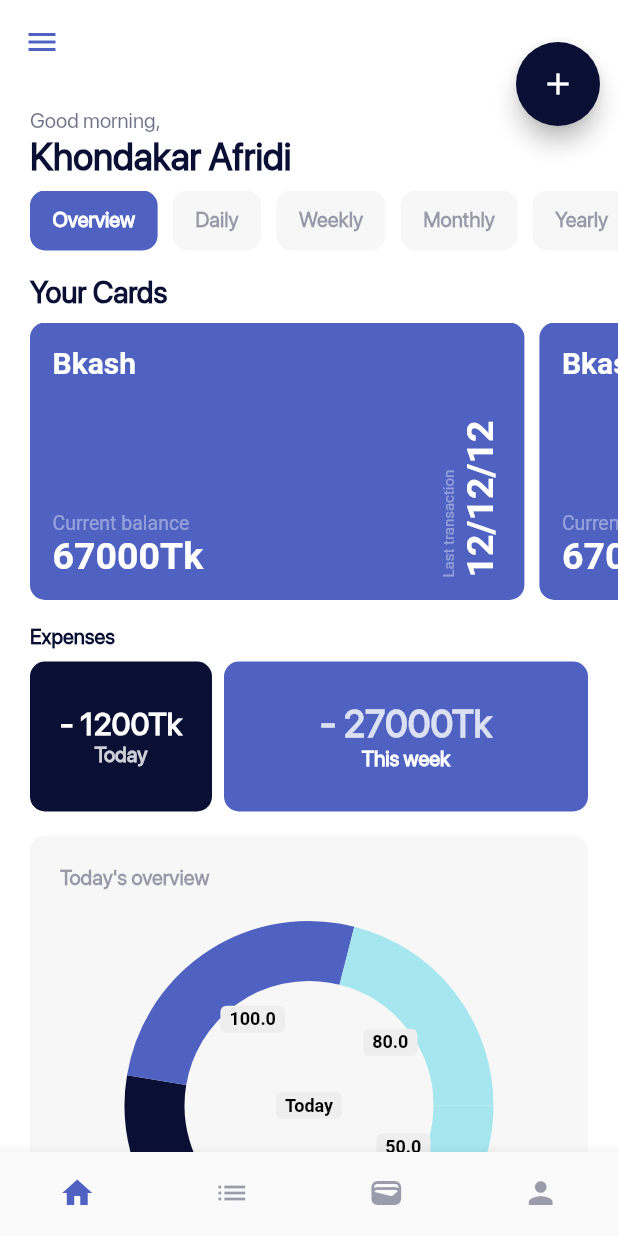
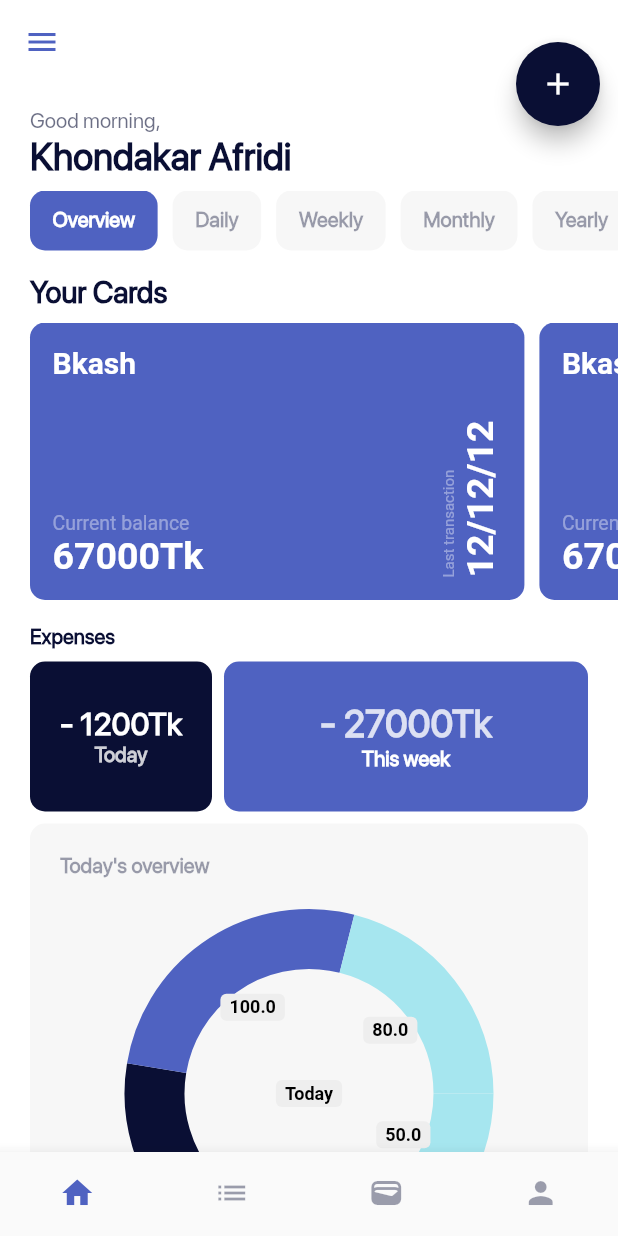
Before and after one commit to WorkWithAfridi/Pinext-Flutter_IncomeExpenseTracker, a Flutter app: the HomeframeView screen opened directly, on a phone screen of 412 x 824 dp. Run offline on Flutter 3.47's test engine with Material 2 defaults, Android fonts, the phone set to English and light mode, and no system bars; drawn by our look-alikes of pie_chart; our stand-ins replace bloc, equatable, flutter_bloc, font_awesome_flutter, lottie.

Commit message:
UI Update

```diff
--- a/lib/app/screens/home/pages/home_page.dart
+++ b/lib/app/screens/home/pages/home_page.dart
@@ -258,7 +258,7 @@ class HomepageView extends StatelessWidget {
                     ],
                   ),
                   const SizedBox(
-                    height: 16,
+                    height: 8,
                   ),
                   Container(
                     padding: const EdgeInsets.all(
@@ -367,7 +367,7 @@ class HomepageView extends StatelessWidget {
                     height: 16,
                   ),
                   Text(
-                    "Top Expenses in August",
+                    "Top Transactions in August",
                     style: boldTextStyle,
                   ),
                   Container(
```
